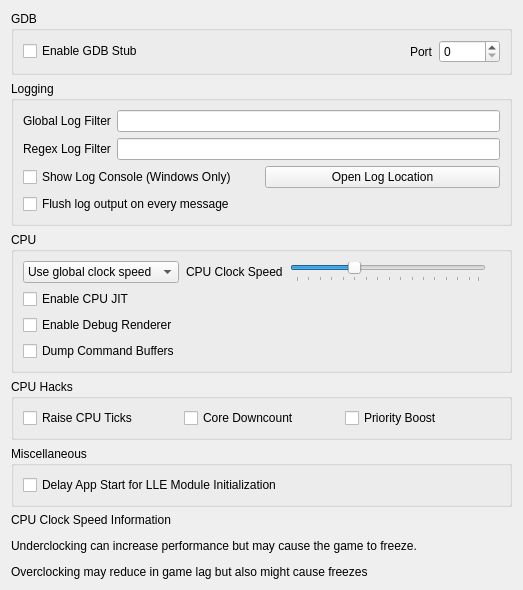
Before: the Qt Designer form src/citra_qt/configuration/configure_debug.ui in yeager/Borked3DS, drawn with Qt 5.
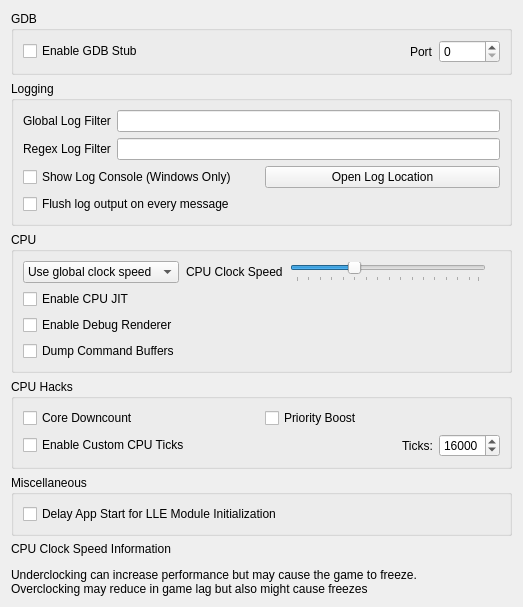
After: the same form once the commit is applied.

Commit message:
Hack: Migrate Raise CPU Ticks to Custom CPU Ticks
Ported from Citra-Enhanced

The edit to the form file:
```diff
--- a/src/citra_qt/configuration/configure_debug.ui
+++ b/src/citra_qt/configuration/configure_debug.ui
@@ -251,18 +251,10 @@
      <property name="title">
       <string>CPU Hacks</string>
      </property>
+     <layout class="QVBoxLayout" name="verticalLayout_6">
+      <item>
      <layout class="QGridLayout" name="gridLayout_3">
      <item row="1" column="0">
-       <widget class="QCheckBox" name="toggle_raise_cpu_ticks">
-        <property name="toolTip">
-         <string>&lt;html&gt;&lt;head/&gt;&lt;body&gt;&lt;p&gt;Sets CPU ticks to 16,000. May improve performance, depending on the game or if it is running on a low-end device.&lt;/p&gt;&lt;/body&gt;&lt;/html&gt;</string>
-        </property>
-        <property name="text">
-         <string>Raise CPU Ticks</string>
-        </property>
-       </widget>
-      </item>
-      <item row="1" column="1">
        <widget class="QCheckBox" name="toggle_core_downcount_hack">
         <property name="toolTip">
          <string>&lt;html&gt;&lt;head/&gt;&lt;body&gt;&lt;p&gt;When enabled, core downcount will be limited to a smaller time slice, reducing CPU usage. It may improve performance for low-end devices or GPU hungry games.&lt;/p&gt;&lt;/body&gt;&lt;/html&gt;</string>
@@ -272,7 +264,7 @@
         </property>
        </widget>
       </item>
-      <item row="1" column="2">
+        <item row="1" column="1">
        <widget class="QCheckBox" name="toggle_priority_boost">
         <property name="toolTip">
          <string>&lt;html&gt;&lt;head/&gt;&lt;body&gt;&lt;p&gt;Boost low priority starved threads during kernel rescheduling. It may improve performance, at the cost of freezing during cutsences for some games&lt;/p&gt;&lt;/body&gt;&lt;/html&gt;</string>
@@ -283,6 +275,55 @@
        </widget>
       </item>
      </layout>
+      </item>
+      <item>
+       <layout class="QHBoxLayout" name="custom_cpu_ticks_layout">
+        <item>
+         <widget class="QCheckBox" name="toggle_custom_cpu_ticks">
+          <property name="toolTip">
+           <string>&lt;html&gt;&lt;body&gt;Set a custom value of CPU ticks. Higher values can increase performance but if they're too high, it may cause the game to freeze. A range of 77-21000 is recommended.&lt;/body&gt;&lt;/html&gt;</string>
+          </property>
+          <property name="text">
+           <string>Enable Custom CPU Ticks</string>
+          </property>
+         </widget>
+        </item>
+        <item>
+         <spacer name="horizontalSpacer">
+          <property name="orientation">
+           <enum>Qt::Horizontal</enum>
+          </property>
+          <property name="sizeHint" stdset="0">
+           <size>
+            <width>40</width>
+            <height>20</height>
+           </size>
+          </property>
+         </spacer>
+        </item>
+        <item>
+         <widget class="QLabel" name="label_custom_cpu_ticks">
+          <property name="text">
+           <string>Ticks:</string>
+          </property>
+         </widget>
+        </item>
+        <item>
+         <widget class="QSpinBox" name="custom_cpu_ticks_spinbox">
+          <property name="minimum">
+           <number>77</number>
+          </property>
+          <property name="maximum">
+           <number>65535</number>
+          </property>
+          <property name="value">
+           <number>16000</number>
+          </property>
+         </widget>
+        </item>
+       </layout>
+      </item>
+     </layout>
     </widget>
    </item>
     <item>
@@ -307,7 +348,7 @@
    <item>
     <widget class="QLabel" name="label_cpu_clock_info">
      <property name="text">
-      <string>&lt;html&gt;&lt;head/&gt;&lt;body&gt;&lt;p&gt;CPU Clock Speed Information&lt;/p&gt;&lt;p&gt;Underclocking can increase performance but may cause the game to freeze.&lt;/p&gt;&lt;p&gt;Overclocking may reduce in game lag but also might cause freezes&lt;/p&gt;&lt;/body&gt;&lt;/html&gt;</string>
+      <string>&lt;html&gt;&lt;head/&gt;&lt;body&gt;&lt;p&gt;CPU Clock Speed Information&lt;/p&gt;&lt;p&gt;Underclocking can increase performance but may cause the game to freeze.&lt;br /&gt;Overclocking may reduce in game lag but also might cause freezes&lt;/p&gt;&lt;/body&gt;&lt;/html&gt;</string>
      </property>
      <property name="textFormat">
       <enum>Qt::RichText</enum>
```
Lines whose indentation alone changed are shown as unchanged. The commit also changes 15 other files.
